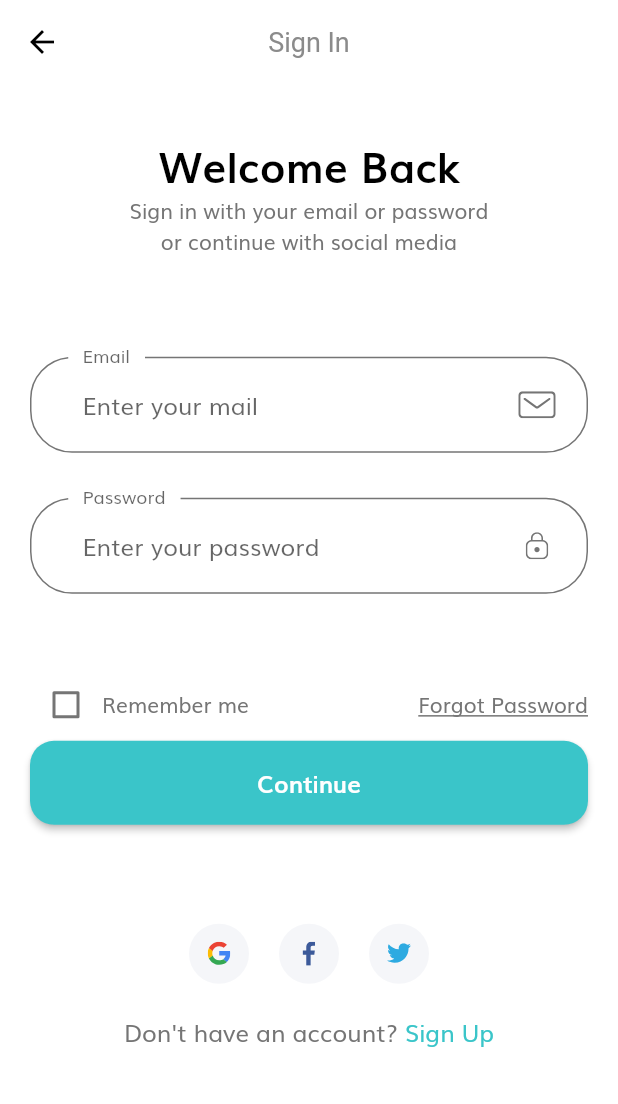
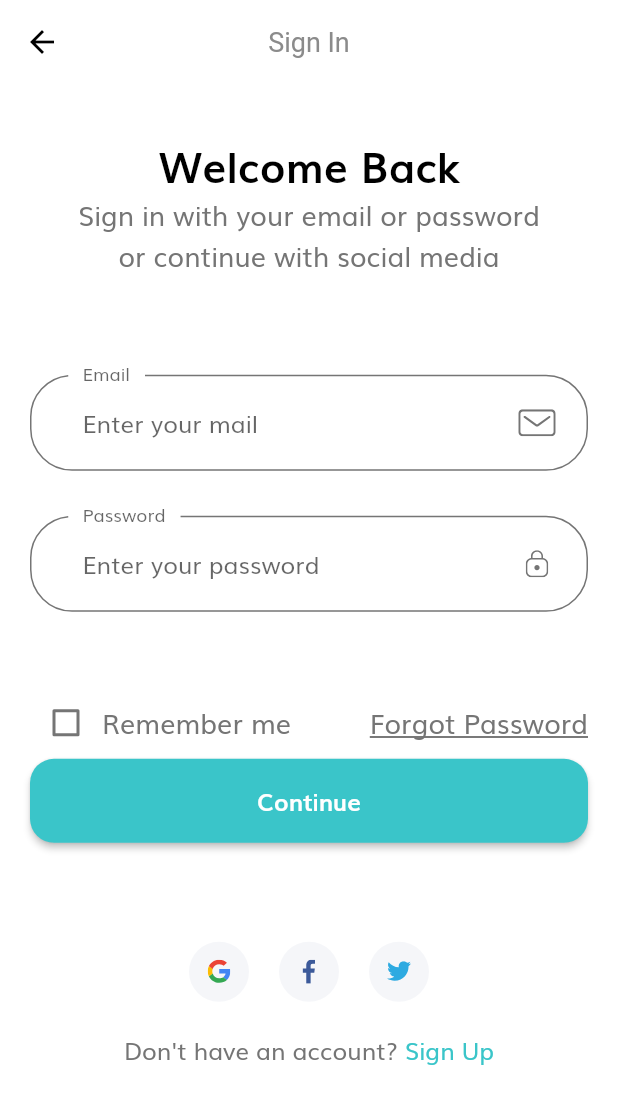
Before and after one commit to vannghia234/Ecommerce_App_withFlutter, a Flutter app: the screen it shows after launch, after a tap on "Continue", on a phone screen of 412 x 824 dp. Shown: the top 1104 px of the screen. Run offline on Flutter 3.47's test engine with Material 2 defaults, Android fonts, the phone set to English and light mode, and no system bars; our stand-ins replace flutter_svg.

Commit message:
fix main

```diff
--- a/lib/main.dart
+++ b/lib/main.dart
@@ -25,6 +25,7 @@ class MyApp extends StatelessWidget {
 
 ThemeData themeData() {
   return ThemeData(
+    primaryColor: const Color(0xFF3ac5c9),
     appBarTheme: const AppBarTheme(
         color: Colors.white,
         elevation: 0,
@@ -33,8 +34,9 @@ ThemeData themeData() {
     fontFamily: 'Muli',
     inputDecorationTheme: inputDecorationTheme(),
     textTheme: const TextTheme(
-        bodyLarge: TextStyle(color: kTextColor),
-        bodyMedium: TextStyle(color: kTextColor)),
+        bodyLarge: TextStyle(color: kTextColor, fontSize: 32),
+        bodySmall: TextStyle(color: kTextColor, fontSize: 24),
+        bodyMedium: TextStyle(color: kTextColor, fontSize: 18)),
     scaffoldBackgroundColor: Colors.white,
   );
 }
```
